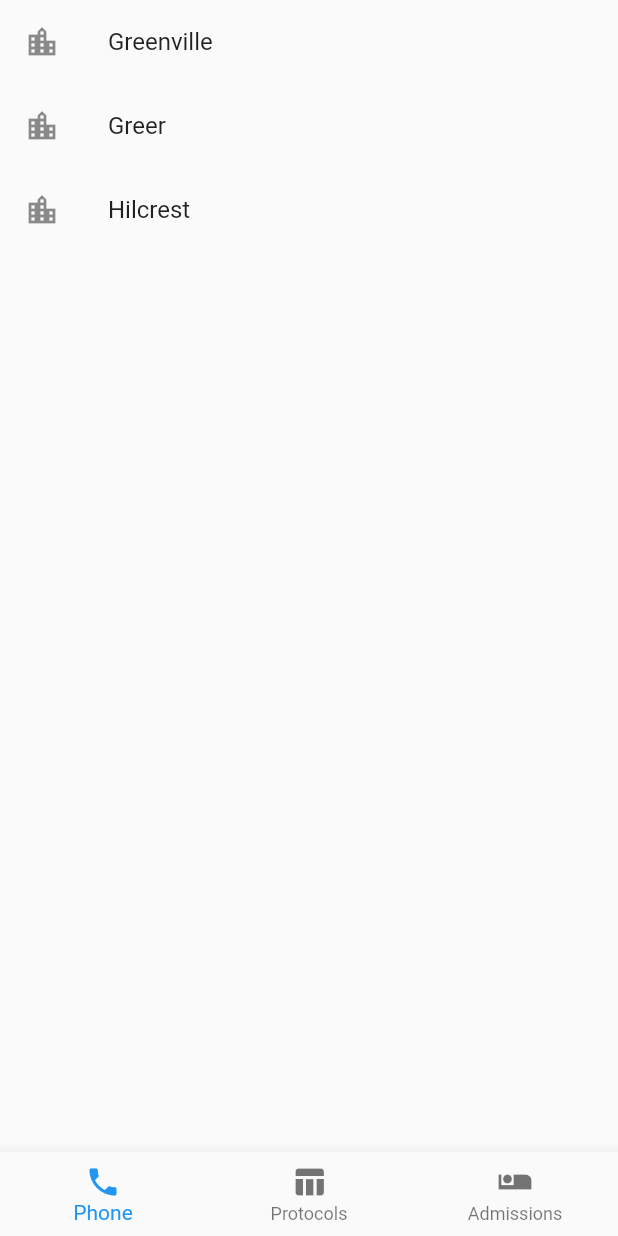
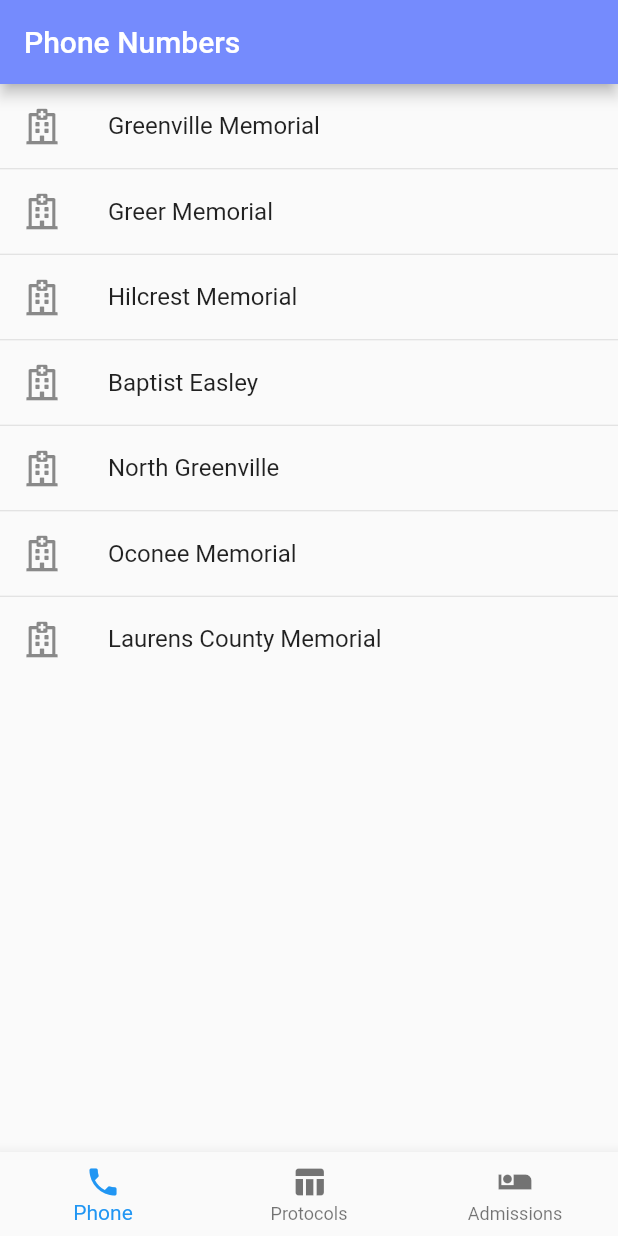
Before and after one commit to cgaaf/em_department_guide, a Flutter app: the screen it shows after launch, on a phone screen of 412 x 824 dp. Run offline on Flutter 3.47's test engine with Material 2 defaults, Android fonts, the phone set to English and light mode, and no system bars; our stand-ins replace flutter_markdown, font_awesome_flutter.

Commit message:
Navigation refactored

```diff
--- a/lib/models/destination.dart
+++ b/lib/models/navigation_destination.dart
@@ -1,13 +1,13 @@
 import 'package:flutter/material.dart';
 
-class Destination {
+class NavigationDestination {
   final String title;
   final IconData icon;
   final Widget screen;
 
-  Destination({
-    this.title,
+  NavigationDestination({
+    @required this.title,
     this.icon,
-    this.screen,
+    @required this.screen,
   });
 }
--- a/lib/screens/indexed_navigation_screen.dart
+++ b/lib/screens/indexed_navigation_screen.dart
@@ -4,14 +4,14 @@ import 'package:flutter/material.dart';
 
 import 'package:em_department_guide/screens/protocols/flowchart_screen.dart';
 import 'admissions/admissions_navigation_screen.dart';
-import '../models/destination.dart';
+import '../models/navigation_destination.dart';
 
-final List<Destination> allDestinations = <Destination>[
-  Destination(
+final List<NavigationDestination> allDestinations = <NavigationDestination>[
+  NavigationDestination(
       title: 'Phone', icon: Icons.phone, screen: PhoneNumberNavigationScreen()),
-  Destination(
+  NavigationDestination(
       title: 'Protocols', icon: Icons.table_chart, screen: FlowChartScreen()),
-  Destination(
+  NavigationDestination(
       title: 'Admissions',
       icon: Icons.airline_seat_individual_suite,
       screen: AdmissionsNavigationScreen())
@@ -38,7 +38,8 @@ class _IndexedNavigationState extends State<IndexedNavigation> {
         top: false,
         child: IndexedStack(
           index: _currentIndex,
-          children: allDestinations.map<Widget>((Destination destination) {
+          children:
+              allDestinations.map<Widget>((NavigationDestination destination) {
             return destination.screen;
           }).toList(),
         ),
@@ -47,7 +48,7 @@ class _IndexedNavigationState extends State<IndexedNavigation> {
         currentIndex: _currentIndex,
         onTap: _onItemTapped,
         items: allDestinations
-            .map<BottomNavigationBarItem>((Destination destination) {
+            .map<BottomNavigationBarItem>((NavigationDestination destination) {
           return BottomNavigationBarItem(
             icon: Icon(destination.icon),
             title: Text(destination.title),
--- a/lib/screens/phone/phone_number_navigation_screen.dart
+++ b/lib/screens/phone/phone_number_navigation_screen.dart
@@ -1,33 +1,26 @@
 import 'package:em_department_guide/widgets/phone_number_listview.dart';
 import 'package:flutter/material.dart';
+import 'package:font_awesome_flutter/font_awesome_flutter.dart';
 import 'phone_numbers.dart';
+import 'phone_book.dart';
+
+final List<PhoneBook> phoneBookLocations = [
+  PhoneBook(location: 'Greenville Memorial', numberList: greenvilleList),
+  PhoneBook(location: 'Greer Memorial', numberList: greerList),
+  PhoneBook(location: 'Hilcrest Memorial', numberList: greenvilleList),
+  PhoneBook(location: 'Baptist Easley', numberList: greerList),
+  PhoneBook(location: 'North Greenville', numberList: greenvilleList),
+  PhoneBook(location: 'Oconee Memorial', numberList: greerList),
+  PhoneBook(location: 'Laurens County Memorial', numberList: greenvilleList)
+];
 
 class PhoneNumberNavigationScreen extends StatelessWidget {
   @override
   Widget build(BuildContext context) {
     return Navigator(
-      onGenerateRoute: (RouteSettings settings) {
-        return MaterialPageRoute(
-            settings: settings,
-            builder: (BuildContext context) {
-              switch (settings.name) {
-                case '/':
-                  return PhoneNumberNavigator();
-                case '/greenville':
-                  return PhoneNumberListView(
-                    title: 'Greenville',
-                    phoneNumbers: greenvilleList,
-                  );
-                case '/greer':
-                  return PhoneNumberListView(
-                    title: 'Greer',
-                    phoneNumbers: greerList,
-                  );
-                default:
-                  return PhoneNumberNavigator();
-              }
-            });
-      },
+      onGenerateRoute: (RouteSettings settings) => MaterialPageRoute(
+        builder: (BuildContext context) => PhoneNumberNavigator(),
+      ),
     );
   }
 }
@@ -35,36 +28,29 @@ class PhoneNumberNavigationScreen extends StatelessWidget {
 class PhoneNumberNavigator extends StatelessWidget {
   @override
   Widget build(BuildContext context) {
-    return ListView(
-      children: <Widget>[
-        ListTile(
-          title: Text('Greenville'),
-          leading: Icon(Icons.location_city),
-          onTap: () {
-            Navigator.pushNamed(context, '/greenville');
-          },
-        ),
-        ListTile(
-          title: Text('Greer'),
-          leading: Icon(Icons.location_city),
-          onTap: () {
-            Navigator.pushNamed(context, '/greer');
-          },
-        ),
-        ListTile(
-          title: Text('Hilcrest'),
-          leading: Icon(Icons.location_city),
+    return Scaffold(
+      appBar: AppBar(
+        title: Text('Phone Numbers'),
+      ),
+      body: ListView.separated(
+        itemBuilder: (context, index) => ListTile(
+          leading: Icon(FontAwesomeIcons.hospital),
+          title: Text(phoneBookLocations[index].location),
           onTap: () {
             Navigator.push(
                 context,
                 MaterialPageRoute(
-                    builder: (_) => PhoneNumberListView(
-                          title: 'Hilcrest',
-                          phoneNumbers: greerList,
+                    builder: (context) => PhoneNumberListView(
+                          title: phoneBookLocations[index].location,
+                          phoneNumbers: phoneBookLocations[index].numberList,
                         )));
           },
-        )
-      ],
+        ),
+        separatorBuilder: (context, index) => Divider(
+          height: 1.0,
+        ),
+        itemCount: phoneBookLocations.length,
+      ),
     );
   }
 }
--- a/lib/screens/phone/phone_numbers.dart
+++ b/lib/screens/phone/phone_numbers.dart
@@ -1,4 +1,4 @@
-import '../../models/phone_number.dart';
+import 'phone_number.dart';
 
 List<PhoneNumber> greenvilleList = [
   PhoneNumber(
@@ -33,7 +33,7 @@ List<PhoneNumber> greenvilleList = [
       locationSubtext: 'Radiologist #3',
       phoneNumber: '864-455-3631'),
   PhoneNumber(
-    location: 'GMH CT Scan',
+    location: 'CT',
     phoneNumber: '864-455-7474',
   ),
   PhoneNumber(
--- a/lib/widgets/phone_number_listview.dart
+++ b/lib/widgets/phone_number_listview.dart
@@ -1,6 +1,6 @@
 import 'package:flutter/material.dart';
 import 'package:url_launcher/url_launcher.dart';
-import '../models/phone_number.dart';
+import '../screens/phone/phone_number.dart';
 
 class PhoneNumberListView extends StatelessWidget {
   final List<PhoneNumber> phoneNumbers;
```
Also changed, not shown: lib/screens/phone/phone_book.dart (added, +8 -0 lines), lib/screens/phone/phone_number.dart (renamed from lib/models/phone_number.dart).
